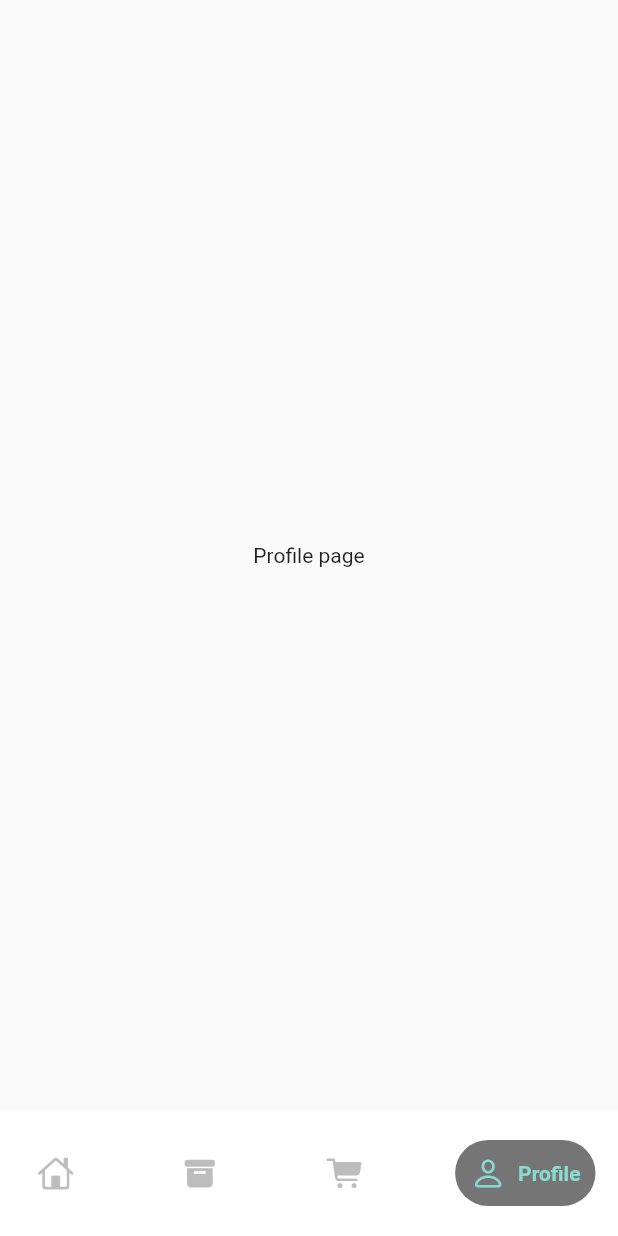
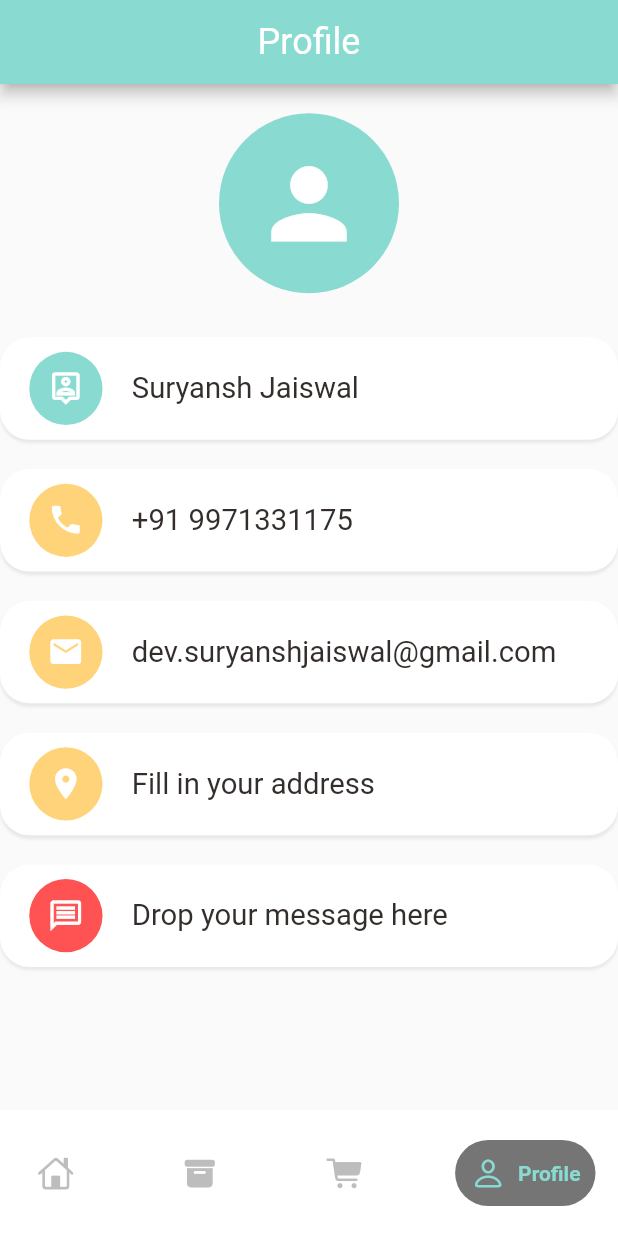
Before and after one commit to kaeruluz/E-Commerce-App, a Flutter app: the screen it shows after launch, item 4 of the bottom bar chosen, on a phone screen of 412 x 824 dp. Run offline on Flutter 3.47's test engine with Material 2 defaults, Android fonts, the phone set to English and light mode, and no system bars; drawn by our look-alikes of google_nav_bar; our stand-ins replace dots_indicator, flutter_screenutil, get, line_awesome_flutter, shared_preferences; network calls fail.

Commit message:
feat: profile page UI hard coded

```diff
--- /dev/null
+++ b/lib/pages/account/account_page.dart
@@ -0,0 +1,127 @@
+import 'package:flutter/material.dart';
+import 'package:food_delivery/util/colors.dart';
+import 'package:food_delivery/util/dimensions.dart';
+import 'package:food_delivery/widgets/account_widget.dart';
+import 'package:food_delivery/widgets/app_icon.dart';
+import 'package:food_delivery/widgets/big_text.dart';
+
+class AccountPage extends StatelessWidget {
+  const AccountPage({super.key});
+
+  @override
+  Widget build(BuildContext context) {
+    return Scaffold(
+      appBar: AppBar(
+        centerTitle: true,
+        backgroundColor: AppColors.mainColor,
+        title: BigText(
+          text: "Profile",
+          size: 24,
+          color: Colors.white,
+        ),
+      ),
+      body: Container(
+        width: double.maxFinite,
+        margin: EdgeInsets.only(top: Dimensions.height20),
+        child: Column(
+          children: [
+            //profile icon
+            const AppIcon(
+              icon: Icons.person,
+              backgroundColor: AppColors.mainColor,
+              iconColor: Colors.white,
+              iconSize: 75,
+              size: 120,
+            ),
+            SizedBox(
+              height: Dimensions.height30,
+            ),
+            Expanded(
+              child: SingleChildScrollView(
+                child: Column(
+                  children: [
+                    // name icon
+                    AccountWidget(
+                        appIcon: AppIcon(
+                          icon: Icons.person_pin_outlined,
+                          backgroundColor: AppColors.mainColor,
+                          iconColor: Colors.white,
+                          iconSize: Dimensions.height10 * 5 / 2,
+                          size: Dimensions.height10 * 5,
+                        ),
+                        bigText: BigText(
+                          text: "Suryansh Jaiswal",
+                        )),
+                    SizedBox(
+                      height: Dimensions.height20,
+                    ),
+                    //contact icon
+                    AccountWidget(
+                        appIcon: AppIcon(
+                          icon: Icons.phone,
+                          backgroundColor: AppColors.yellowColor,
+                          iconColor: Colors.white,
+                          iconSize: Dimensions.height10 * 5 / 2,
+                          size: Dimensions.height10 * 5,
+                        ),
+                        bigText: BigText(
+                          text: "+91 9971331175",
+                        )),
+                    SizedBox(
+                      height: Dimensions.height20,
+                    ),
+                    //email icon
+                    AccountWidget(
+                        appIcon: AppIcon(
+                          icon: Icons.email,
+                          backgroundColor: AppColors.yellowColor,
+                          iconColor: Colors.white,
+                          iconSize: Dimensions.height10 * 5 / 2,
+                          size: Dimensions.height10 * 5,
+                        ),
+                        bigText: BigText(
+                          text: "dev.suryanshjaiswal@gmail.com ",
+                        )),
+                    SizedBox(
+                      height: Dimensions.height20,
+                    ),
+                    // address icon
+                    AccountWidget(
+                        appIcon: AppIcon(
+                          icon: Icons.location_on,
+                          backgroundColor: AppColors.yellowColor,
+                          iconColor: Colors.white,
+                          iconSize: Dimensions.height10 * 5 / 2,
+                          size: Dimensions.height10 * 5,
+                        ),
+                        bigText: BigText(
+                          text: "Fill in your address ",
+                        )),
+                    SizedBox(
+                      height: Dimensions.height20,
+                    ),
+                    // message icon
+                    AccountWidget(
+                        appIcon: AppIcon(
+                          icon: Icons.message_outlined,
+                          backgroundColor: Colors.redAccent,
+                          iconColor: Colors.white,
+                          iconSize: Dimensions.height10 * 5 / 2,
+                          size: Dimensions.height10 * 5,
+                        ),
+                        bigText: BigText(
+                          text: "Drop your message here ",
+                        )),
+                    SizedBox(
+                      height: Dimensions.height20,
+                    )
+                  ],
+                ),
+              ),
+            )
+          ],
+        ),
+      ),
+    );
+  }
+}
--- a/lib/pages/home/home_bar.dart
+++ b/lib/pages/home/home_bar.dart
@@ -1,5 +1,6 @@
 import 'package:flutter/cupertino.dart';
 import 'package:flutter/material.dart';
+import 'package:food_delivery/pages/account/account_page.dart';
 import 'package:food_delivery/pages/cart/cart_history.dart';
 import 'package:food_delivery/pages/home/main_food_page.dart';
 import 'package:food_delivery/util/colors.dart';
@@ -18,7 +19,7 @@ class _HomePageState extends State<HomePage> {
     const MainFoodPage(),
     Container(child: Center(child: Text("Next page"))),
     const CartHistory(),
-    Container(child: Center(child: Text("Profile page"))),
+    const AccountPage(),
   ];
 
   void onTapNav(int index) {
--- /dev/null
+++ b/lib/widgets/account_widget.dart
@@ -0,0 +1,41 @@
+import 'package:flutter/material.dart';
+import 'package:flutter/src/widgets/container.dart';
+import 'package:flutter/src/widgets/framework.dart';
+import 'package:flutter/widgets.dart';
+import 'package:food_delivery/util/dimensions.dart';
+import 'package:food_delivery/widgets/app_icon.dart';
+import 'package:food_delivery/widgets/big_text.dart';
+
+class AccountWidget extends StatelessWidget {
+  AppIcon appIcon;
+  BigText bigText;
+  AccountWidget({super.key, required this.appIcon, required this.bigText});
+
+  @override
+  Widget build(BuildContext context) {
+    return Container(
+      padding: EdgeInsets.only(
+          left: Dimensions.width20,
+          top: Dimensions.width10,
+          bottom: Dimensions.width10),
+      child: Row(
+        children: [
+          appIcon,
+          SizedBox(
+            width: Dimensions.width20,
+          ),
+          bigText
+        ],
+      ),
+      decoration: BoxDecoration(
+          borderRadius: BorderRadius.circular(Dimensions.radius20),
+          color: Colors.white,
+          boxShadow: [
+            BoxShadow(
+                blurRadius: 1,
+                offset: const Offset(0, 2),
+                color: Colors.grey.withOpacity(0.2))
+          ]),
+    );
+  }
+}
```
Also changed, not shown: pubspec.yaml (+2 -14 lines), assets/image/emptyCartImage.png (deleted), pubspec.lock, 4 other files.
